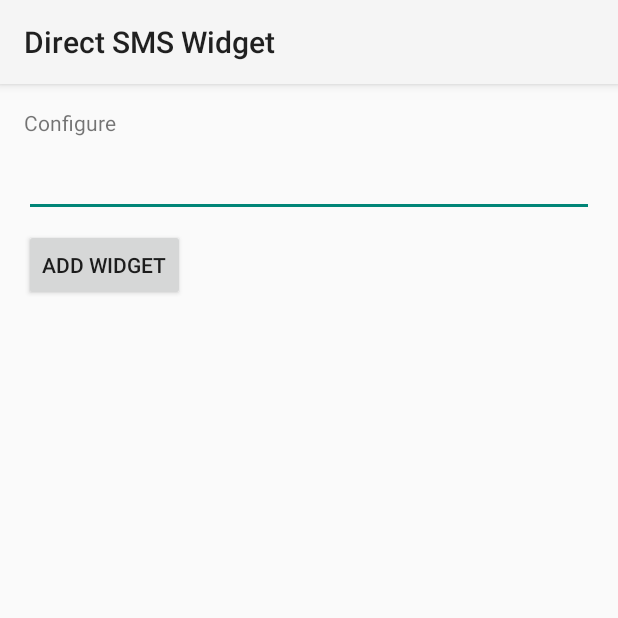
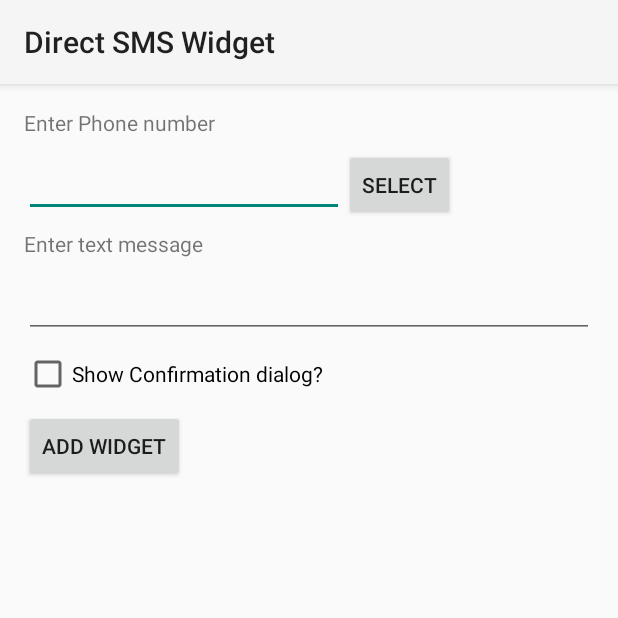
Before and after one commit to rkkr/direct-sms-widget, an Android app: the DirectSmsHomeWidgetConfigureActivity screen opened directly, with no data from a screen before it, on a phone screen of 412 x 824 dp, the top half of it. Run offline under Robolectric (Android 15) with nearby library versions, the phone set to English and light mode, and no system bars; 1 statement that could not run was skipped.

Commit message:
Added forgotten files from last commit

```diff
--- a/app/src/main/AndroidManifest.xml
+++ b/app/src/main/AndroidManifest.xml
@@ -32,4 +32,7 @@
         </receiver>
     </application>
 
+    <uses-permission android:name="android.permission.SEND_SMS" />
+    <uses-permission android:name="android.permission.READ_CONTACTS" />
+
 </manifest>
--- a/app/src/main/java/rkr/directsmswidget/DirectSmsHomeWidget.java
+++ b/app/src/main/java/rkr/directsmswidget/DirectSmsHomeWidget.java
@@ -6,9 +6,6 @@ import android.content.Context;
 import android.widget.RemoteViews;
 import android.app.PendingIntent;
 import android.content.Intent;
-import android.widget.Toast;
-import android.util.Log;
-
 
 /**
  * Implementation of App Widget functionality.
@@ -23,7 +20,7 @@ public class DirectSmsHomeWidget extends AppWidgetProvider {
     public void onReceive(Context context, Intent intent) {
         super.onReceive(context, intent);
         if (intent.getAction().equals(CLICK_ACTION)) {
-            Toast.makeText(context, "Clicked", Toast.LENGTH_SHORT).show();
+            SmsFactory.SendForWidget(context, intent);
         }
     }
 
--- a/app/src/main/java/rkr/directsmswidget/DirectSmsHomeWidgetConfigureActivity.java
+++ b/app/src/main/java/rkr/directsmswidget/DirectSmsHomeWidgetConfigureActivity.java
@@ -7,6 +7,9 @@ import android.content.Intent;
 import android.content.SharedPreferences;
 import android.os.Bundle;
 import android.view.View;
+import android.view.View.OnClickListener;
+import android.widget.Button;
+import android.provider.ContactsContract;
 import android.widget.EditText;
 import android.widget.Toast;
 
@@ -17,9 +20,10 @@ import android.widget.Toast;
 public class DirectSmsHomeWidgetConfigureActivity extends Activity {
 
     int mAppWidgetId = AppWidgetManager.INVALID_APPWIDGET_ID;
-    EditText mAppWidgetText;
+    //EditText mAppWidgetText;
     private static final String PREFS_NAME = "rkr.directsmswidget.DirectSmsHomeWidget";
     private static final String PREF_PREFIX_KEY = "appwidget_";
+    private static final int CONTACT_PICKER_RESULT = 1;
 
     public DirectSmsHomeWidgetConfigureActivity() {
         super();
@@ -34,7 +38,23 @@ public class DirectSmsHomeWidgetConfigureActivity extends Activity {
         setResult(RESULT_CANCELED);
 
         setContentView(R.layout.direct_sms_home_widget_configure);
-        mAppWidgetText = (EditText)findViewById(R.id.appwidget_text);
+
+        Button btnContacts = (Button) findViewById(R.id.btn_select);
+        btnContacts.setOnClickListener(new OnClickListener() {
+
+            @Override
+
+            public void onClick(View arg0) {
+
+                Intent pickContactIntent = new Intent( Intent.ACTION_PICK, ContactsContract.Contacts.CONTENT_URI );
+                pickContactIntent.setType(ContactsContract.CommonDataKinds.Phone.CONTENT_TYPE);
+                startActivityForResult(pickContactIntent, CONTACT_PICKER_RESULT);
+
+            }
+
+        });
+
+        //mAppWidgetText = (EditText)findViewById(R.id.appwidget_text);
         findViewById(R.id.add_button).setOnClickListener(mOnClickListener);
 
         // Find the widget id from the intent.
@@ -51,7 +71,7 @@ public class DirectSmsHomeWidgetConfigureActivity extends Activity {
             return;
         }
 
-        mAppWidgetText.setText(loadTitlePref(DirectSmsHomeWidgetConfigureActivity.this, mAppWidgetId));
+        //mAppWidgetText.setText(loadTitlePref(DirectSmsHomeWidgetConfigureActivity.this, mAppWidgetId));
     }
 
     View.OnClickListener mOnClickListener = new View.OnClickListener() {
@@ -59,8 +79,8 @@ public class DirectSmsHomeWidgetConfigureActivity extends Activity {
             final Context context = DirectSmsHomeWidgetConfigureActivity.this;
 
             // When the button is clicked, store the string locally
-            String widgetText = mAppWidgetText.getText().toString();
-            saveTitlePref(context,mAppWidgetId,widgetText);
+            //String widgetText = mAppWidgetText.getText().toString();
+            //saveTitlePref(context,mAppWidgetId,widgetText);
 
             // It is the responsibility of the configuration activity to update the app widget
             AppWidgetManager appWidgetManager = AppWidgetManager.getInstance(context);
--- a/app/src/main/java/rkr/directsmswidget/SmsFactory.java
+++ b/app/src/main/java/rkr/directsmswidget/SmsFactory.java
@@ -7,7 +7,7 @@ import android.telephony.SmsManager;
 public class SmsFactory {
 
     public static void SendForWidget(Context context, Intent intent){
-        String phoneNumber = "+37064603228";
+        String phoneNumber = "123123123";
         String message = "Hello World!";
 
         SmsManager smsManager = SmsManager.getDefault();
--- a/app/src/main/res/layout/direct_sms_home_widget_configure.xml
+++ b/app/src/main/res/layout/direct_sms_home_widget_configure.xml
@@ -3,25 +3,61 @@
     android:layout_width="match_parent"
     android:layout_height="wrap_content"
     android:orientation="vertical"
-    android:padding="16dp">
+    android:padding="16dp"
+    android:weightSum="1">
 
     <TextView
         android:layout_width="match_parent"
         android:layout_height="wrap_content"
-        android:text="@string/configure"
+        android:text="@string/configure_phone"
+        android:layout_marginBottom="8dp" />
+
+    <LinearLayout
+        android:orientation="horizontal"
+        android:layout_width="match_parent"
+        android:layout_height="wrap_content">
+
+        <EditText
+            android:layout_width="wrap_content"
+            android:layout_height="wrap_content"
+            android:inputType="phone"
+            android:ems="10"
+            android:id="@+id/editPhone"
+            android:layout_marginBottom="8dp" />
+
+        <Button
+            style="?android:attr/buttonStyleSmall"
+            android:layout_width="wrap_content"
+            android:layout_height="wrap_content"
+            android:text="@string/select_phone"
+            android:id="@+id/btn_select" />
+    </LinearLayout>
+
+    <TextView
+        android:layout_width="match_parent"
+        android:layout_height="wrap_content"
+        android:text="@string/configure_message"
         android:layout_marginBottom="8dp" />
 
     <EditText
-        android:id="@+id/appwidget_text"
+        android:id="@+id/editMessage"
         android:layout_width="match_parent"
         android:layout_height="wrap_content"
-        android:inputType="text" />
+        android:inputType="textMultiLine"
+        android:layout_marginBottom="8dp" />
+
+    <CheckBox
+        android:layout_width="match_parent"
+        android:layout_height="wrap_content"
+        android:text="@string/configure_confirmation"
+        android:id="@+id/chkConfirmation"
+        android:layout_marginBottom="8dp" />
 
     <Button
         android:id="@+id/add_button"
         android:layout_width="wrap_content"
         android:layout_height="wrap_content"
         android:text="@string/add_widget"
-        android:layout_marginTop="8dp" />
+        android:layout_marginBottom="8dp" />
 
 </LinearLayout>
--- a/app/src/main/res/values/strings.xml
+++ b/app/src/main/res/values/strings.xml
@@ -3,7 +3,10 @@
 
     <string name="app_name">Direct SMS Widget</string>
     <string name="appwidget_text">EXAMPLE</string>
-    <string name="configure">Configure</string>
+    <string name="configure_phone">Enter Phone number</string>
+    <string name="select_phone">Select</string>
+    <string name="configure_message">Enter text message</string>
+    <string name="configure_confirmation">Show Confirmation dialog?</string>
     <string name="add_widget">Add widget</string>
 
 </resources>
```
